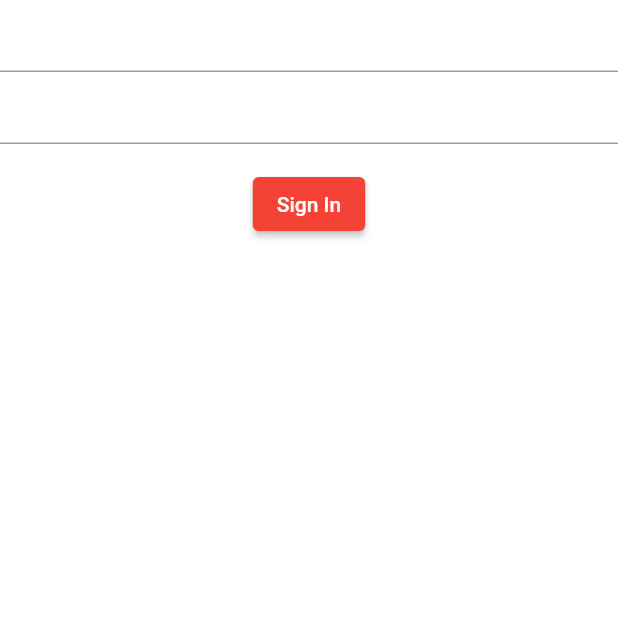
After one commit to robinrojh/five_vs_five, a Flutter app: the SignIn screen opened by its route, on a phone screen of 412 x 824 dp, the top half of it. The commit adds this screen. Run offline on Flutter 3.47's test engine with Material 2 defaults, Android fonts, the phone set to English and light mode, and no system bars; our stand-ins replace cloud_firestore, firebase_auth, firebase_core; missing offline and left inert: multiselect_formfield; accounts and stored records are empty.

Commit message:
Set up route and basic features

```diff
--- a/lib/src/group/representation/group_card_list.dart
+++ b/lib/src/group/presentation/group_card_list.dart
@@ -1,5 +1,5 @@
 import 'package:five_by_five/src/group/domain/group.dart';
-import 'package:five_by_five/src/group/representation/group_card.dart';
+import 'package:five_by_five/src/group/presentation/group_card.dart';
 import 'package:flutter/material.dart';
 
 class GroupCardList extends StatefulWidget {
--- a/lib/src/group/representation/group_route.dart
+++ b/lib/src/group/presentation/group_route.dart
@@ -1,6 +1,6 @@
 import 'package:five_by_five/src/group/data/repository/firestore_group_repository.dart';
 import 'package:five_by_five/src/group/domain/group.dart';
-import 'package:five_by_five/src/group/representation/group_card_list.dart';
+import 'package:five_by_five/src/group/presentation/group_card_list.dart';
 import 'package:flutter/cupertino.dart';
 import 'package:flutter/material.dart';
 
--- /dev/null
+++ b/lib/src/player/presentation/sign_in.dart
@@ -0,0 +1,69 @@
+import 'package:five_by_five/src/player/data/repository/firestore_player_repository.dart';
+import 'package:five_by_five/src/player/domain/player.dart';
+import 'package:flutter/cupertino.dart';
+import 'package:flutter/material.dart';
+
+class SignIn extends StatefulWidget {
+  SignIn();
+  _SignInState createState() => _SignInState();
+}
+
+class _SignInState extends State<SignIn> {
+  _SignInState();
+  String email = "";
+  String password = "";
+
+  final _formKey = GlobalKey<FormState>();
+
+  @override
+  Widget build(context) {
+    return Form(
+        child: Column(
+      children: [
+        Center(
+          child: TextFormField(
+            validator: (email) {
+              if (email == null || email.isEmpty) {
+                return "Player ID cannot be empty!";
+              }
+              return "";
+            },
+            onChanged: (email) {
+              setState(() {
+                this.email = email;
+              });
+            },
+          ),
+        ),
+        Center(
+          child: TextFormField(
+            obscureText: true,
+            enableSuggestions: false,
+            autocorrect: false,
+            validator: (password) {
+              if (password == null || password.isEmpty) {
+                return "Password cannot be empty!";
+              }
+              return "";
+            },
+            onChanged: (password) {
+              setState(() {
+                this.password = password;
+              });
+            },
+          ),
+        ),
+        Center(
+          child: Padding(
+            padding: EdgeInsets.all(16.0),
+            child: ElevatedButton(
+              onPressed: () =>
+                  FirestorePlayerRepository.signIn(email, password),
+              child: Text("Sign In"),
+            ),
+          ),
+        ),
+      ],
+    ));
+  }
+}
--- a/pubspec.yaml
+++ b/pubspec.yaml
@@ -37,6 +37,7 @@ dependencies:
   firebase_core: ^1.18.0
   cloud_firestore: ^3.1.18
   multiselect_formfield: ^0.1.7
+  firebase_auth: ^3.4.2
 
 dev_dependencies:
   flutter_test:
```
Also changed, not shown: lib/main.dart (+9 -2 lines), lib/src/player/data/repository/firestore_player_repository.dart (+13 -0 lines), lib/src/player/presentation/sign_up.dart (added, +98 -0 lines), lib/src/group/presentation/group_card.dart (renamed from lib/src/group/representation/group_card.dart), lib/src/group/presentation/group_detail.dart (added), pubspec.lock, 1 other file.
